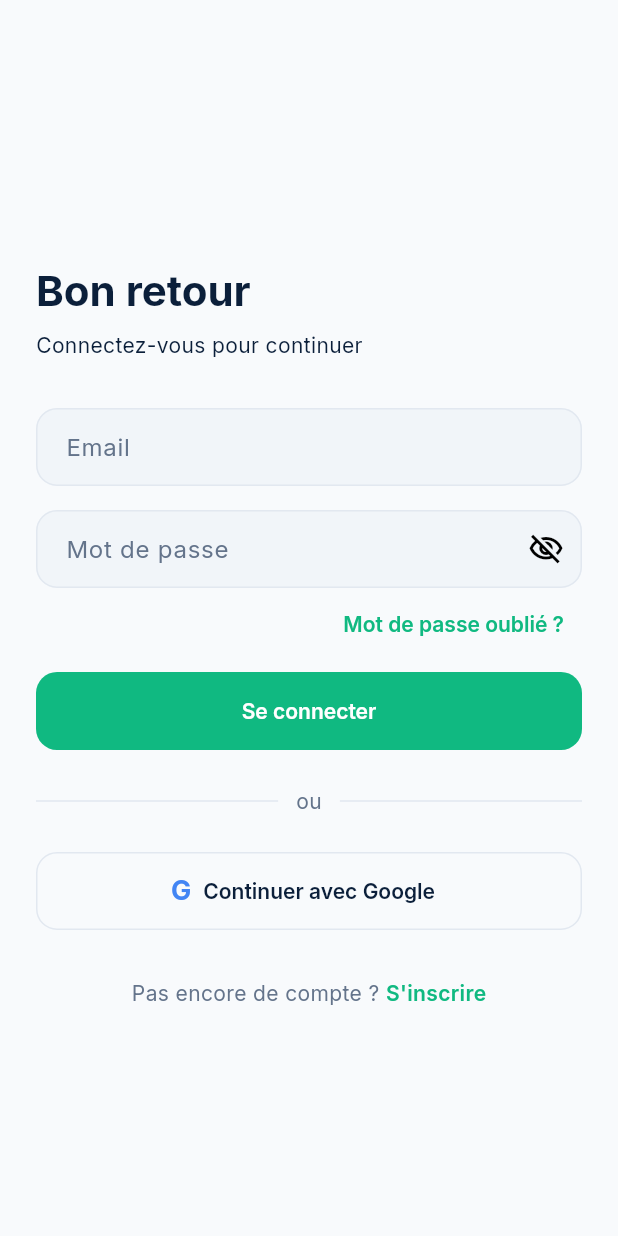
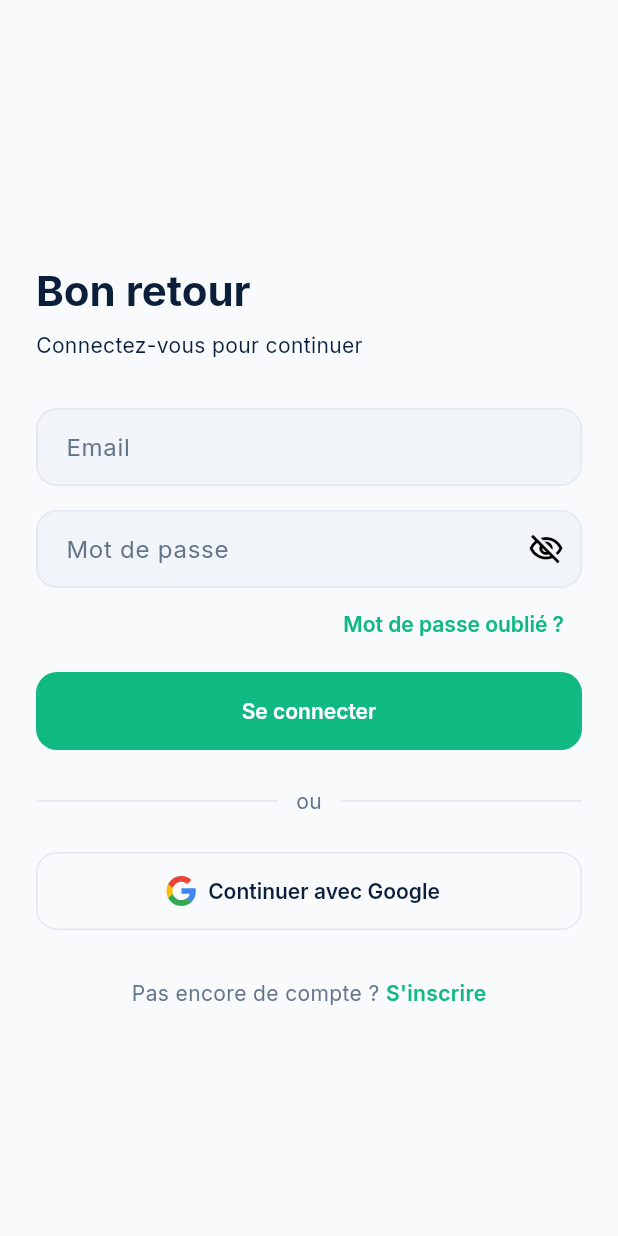
Before and after one commit to Ambdulghaffar/expensely_app, a Flutter app: the LoginScreen screen opened by its route, on a phone screen of 412 x 824 dp. Run offline on Flutter 3.47's test engine with Material 3 defaults, Android fonts, the phone set to English and light mode, and no system bars; our stand-ins replace flutter_riverpod, flutter_svg, go_router, google_fonts.

Commit message:
fix: add pointer cursor to auth links and use official Google logo asset

```diff
--- a/lib/features/auth/presentation/widgets/auth_footer_link.dart
+++ b/lib/features/auth/presentation/widgets/auth_footer_link.dart
@@ -22,7 +22,9 @@ class AuthFooterLink extends StatelessWidget {
       alignment: WrapAlignment.center,
       children: [
         Text(text, style: const TextStyle(color: AppColors.textSecondary)),
-        GestureDetector(
+        MouseRegion(
+          cursor: SystemMouseCursors.click,
+          child: GestureDetector(
             onTap: onPressed,
             child: Text(
               linkText,
@@ -32,6 +34,7 @@ class AuthFooterLink extends StatelessWidget {
               ),
             ),
           ),
+        ),
       ],
     );
   }
--- a/lib/features/auth/presentation/widgets/google_sign_in_button.dart
+++ b/lib/features/auth/presentation/widgets/google_sign_in_button.dart
@@ -1,6 +1,8 @@
 import 'package:flutter/material.dart';
+import 'package:flutter_svg/flutter_svg.dart';
 
-/// Outline button with a Google mark, used to trigger Google sign-in.
+/// Outline button with the official Google logo, used to trigger Google
+/// sign-in.
 class GoogleSignInButton extends StatelessWidget {
   const GoogleSignInButton({super.key, required this.onPressed});
 
@@ -10,13 +12,10 @@ class GoogleSignInButton extends StatelessWidget {
   Widget build(BuildContext context) {
     return OutlinedButton.icon(
       onPressed: onPressed,
-      icon: const Text(
-        'G',
-        style: TextStyle(
-          fontSize: 18,
-          fontWeight: FontWeight.w700,
-          color: Color(0xFF4285F4),
-        ),
+      icon: SvgPicture.asset(
+        'assets/images/icons/google_logo.svg',
+        width: 20,
+        height: 20,
       ),
       label: const Text('Continuer avec Google'),
     );
--- a/pubspec.yaml
+++ b/pubspec.yaml
@@ -45,6 +45,7 @@ dependencies:
   google_fonts: ^8.2.1
   freezed: ^3.2.5
   go_router: ^17.5.0
+  flutter_svg: ^2.3.0
 
 dev_dependencies:
   flutter_test:
@@ -76,6 +77,7 @@ flutter:
   #   - images/a_dot_ham.jpeg
   assets:
     - assets/images/onboarding/
+    - assets/images/icons/
 
   # An image asset can refer to one or more resolution-specific "variants", see
   # https://flutter.dev/to/resolution-aware-images
```
Also changed, not shown: assets/images/icons/google_logo.svg (added), pubspec.lock, 1 other file. Lines whose indentation alone changed are shown as unchanged.
